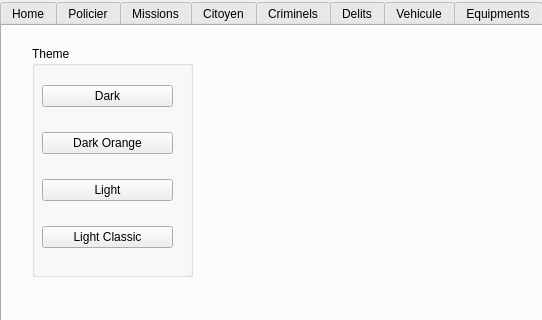
Above: mainwindow.ui from Crystal-Blu/police-station-2A25 before the change; both pictures show x 0 to 542 and y 0 to 320 of the 1089 by 647 pixel window. Below: the same form after it.
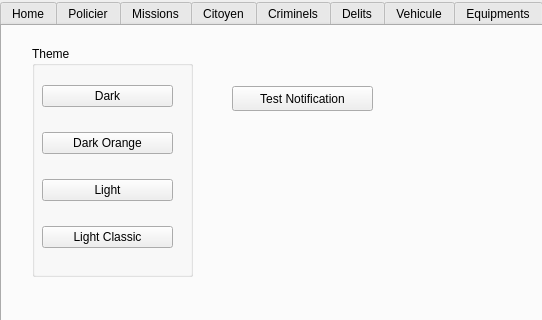
That is the form after the change. The open tabs and pages were chosen to show the change. Icons and pictures are not drawn.

Commit message: notifications working now

```diff
--- a/mainwindow.ui
+++ b/mainwindow.ui
@@ -1494,6 +1494,19 @@
        </layout>
       </widget>
      </widget>
+     <widget class="QPushButton" name="pushButton_27">
+      <property name="geometry">
+       <rect>
+        <x>230</x>
+        <y>60</y>
+        <width>141</width>
+        <height>25</height>
+       </rect>
+      </property>
+      <property name="text">
+       <string>Test Notification</string>
+      </property>
+     </widget>
     </widget>
    </widget>
   </widget>
```
Left out of the diff: 8 changed lines with no effect on the pictures. The commit also changes 7 other files.
